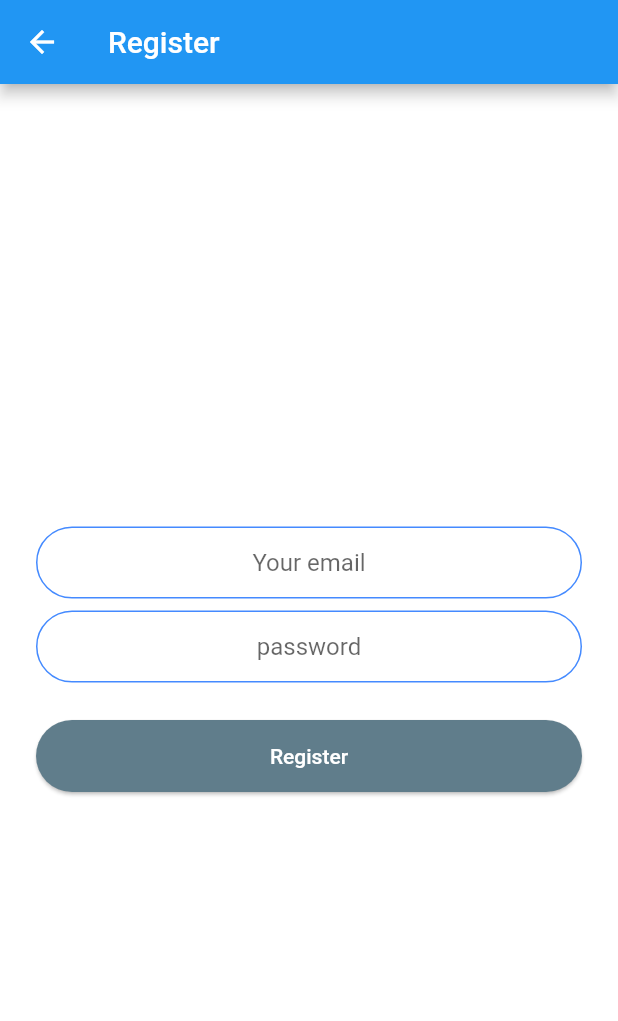
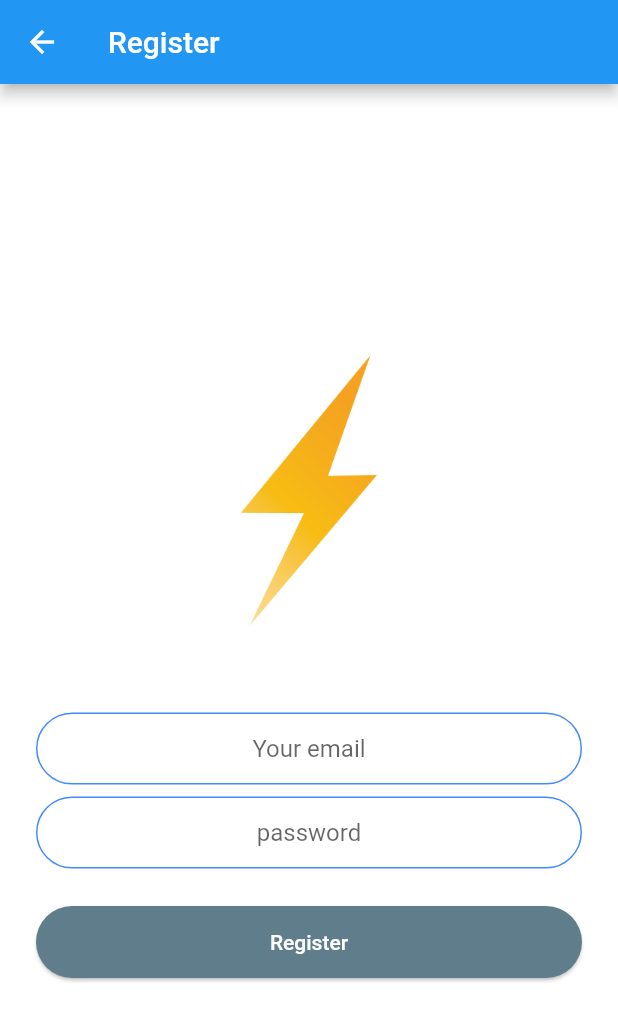
Before and after one commit to saeidbs/Todo-App, a Flutter app: the screen it shows after launch, after a tap on "Register", on a phone screen of 412 x 824 dp. Shown: the top 1021 px of the screen. Run offline on Flutter 3.47's test engine with Material 2 defaults, Android fonts, the phone set to English and light mode, and no system bars; our stand-ins replace animated_text_kit, sqflite; accounts and stored records are empty.

Commit message:
add hero and text writer

```diff
--- a/todo_app/lib/MainScreen.dart
+++ b/todo_app/lib/MainScreen.dart
@@ -1,3 +1,4 @@
+import 'package:animated_text_kit/animated_text_kit.dart';
 import 'package:flutter/material.dart';
 import 'package:todo_app/RegisterScreen.dart';
 import 'package:todo_app/components/rounded_button.dart';
@@ -11,15 +12,35 @@ class MainScreen extends StatefulWidget {
   _MainScreenState createState() => _MainScreenState();
 }
 
-class _MainScreenState extends State<MainScreen> {
+class _MainScreenState extends State<MainScreen> with SingleTickerProviderStateMixin {
+  AnimationController controller;
+  Animation animation;
+
   @override
   void initState() {
     // TODO: implement initState
     super.initState();
     test();
+    controller =
+        AnimationController(duration: Duration(seconds: 5), vsync: this);
+    animation = ColorTween(begin: Colors.blueGrey, end: Colors.white)
+        .animate(controller);
+    controller.forward();
+    controller.addListener(() {
+      if(animation.isCompleted)
+        controller.reverse();
+      setState(() {});
+    });
   }
+  @override
+  void dispose() {
+    controller.dispose();
+    super.dispose();
+  }
+
   Future test() async {
     var test= await DataManager.createDateManager();
+
   }
   @override
   Widget build(BuildContext context) {
@@ -27,7 +48,7 @@ class _MainScreenState extends State<MainScreen> {
       appBar: AppBar(
         title: Text('Main Screen'),
       ),
-      backgroundColor: Colors.white,
+      backgroundColor: animation.value,
       body: Padding(
         padding: EdgeInsets.symmetric(horizontal: 24.0),
         child: SafeArea(
@@ -35,6 +56,27 @@ class _MainScreenState extends State<MainScreen> {
             mainAxisAlignment: MainAxisAlignment.center,
             crossAxisAlignment: CrossAxisAlignment.stretch,
             children: <Widget>[
+              Row(
+                children: <Widget>[
+                  Hero(
+                    tag: 'logo',
+                    child: Container(
+                      child: Image.asset('images/logo.png'),
+                      height: 60.0,
+                    ),
+                  ),
+                  TypewriterAnimatedTextKit(
+                    text: ['Todo App'],
+                    textStyle: TextStyle(
+                      fontSize: 45.0,
+                      fontWeight: FontWeight.w900,
+                    ),
+                  ),
+                ],
+              ),
+              SizedBox(
+                height: 48,
+              ),
               RoundedButton(
                 title: "Register",
                 color: Colors.lightBlue,
--- a/todo_app/lib/RegisterScreen.dart
+++ b/todo_app/lib/RegisterScreen.dart
@@ -43,6 +43,18 @@ class _RegisterScreenState extends State<RegisterScreen> {
             mainAxisAlignment: MainAxisAlignment.center,
             crossAxisAlignment: CrossAxisAlignment.stretch,
             children: <Widget>[
+              Flexible(
+                child: Hero(
+                  tag: 'logo',
+                  child: Container(
+                    height: 200.0,
+                    child: Image.asset('images/logo.png'),
+                  ),
+                ),
+              ),
+              SizedBox(
+                height: 48.0,
+              ),
               TextField(
                 keyboardType: TextInputType.emailAddress,
                 textAlign: TextAlign.center,
--- a/todo_app/pubspec.yaml
+++ b/todo_app/pubspec.yaml
@@ -27,6 +27,7 @@ dependencies:
   sqflite: ^1.2.0
   path_provider: ^1.6.1
   provider: ^3.0.0+1
+  animated_text_kit: ^1.3.0
 
 
 dev_dependencies:
@@ -39,6 +40,8 @@ dev_dependencies:
 
 # The following section is specific to Flutter.
 flutter:
+  assets:
+    - images/
 
   # The following line ensures that the Material Icons font is
   # included with your application, so that you can use the icons in
```
Also changed, not shown: todo_app/lib/login_screen.dart (+12 -0 lines), todo_app/pubspec.lock.
